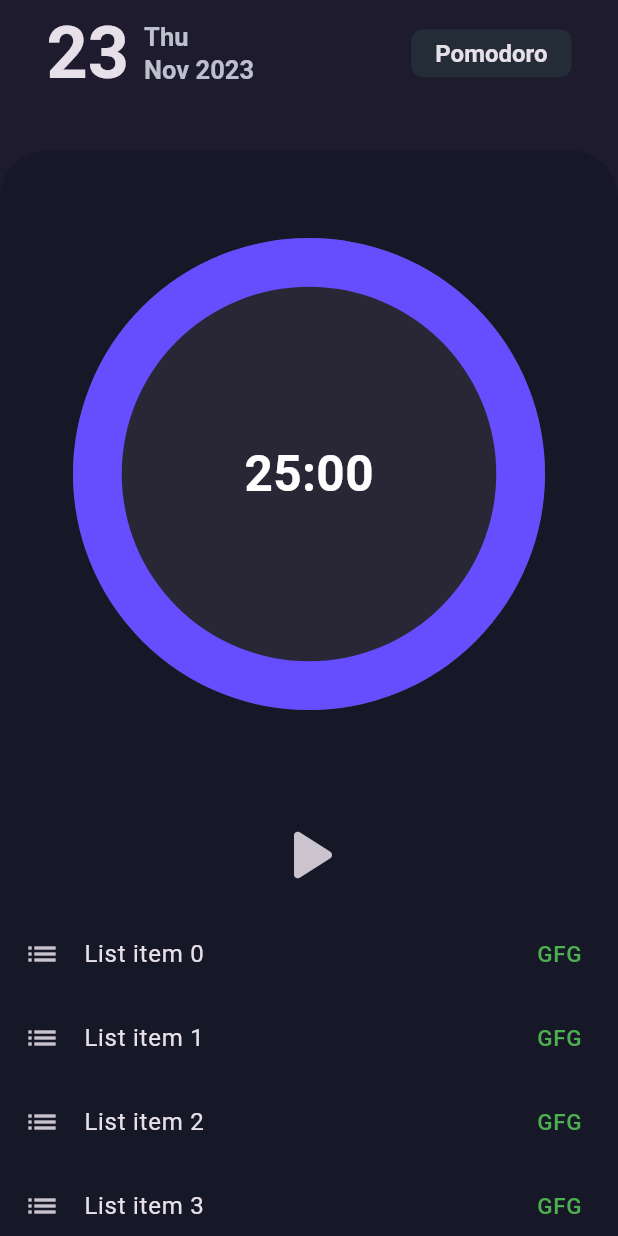
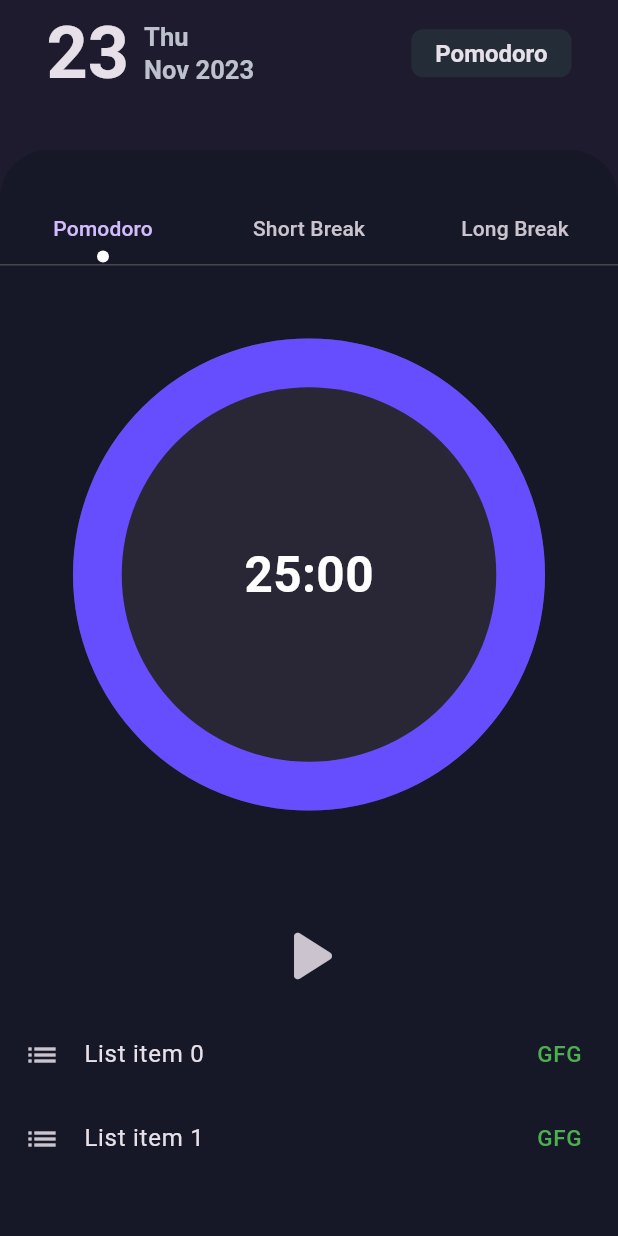
Before and after one commit to aricodeine/pmdr, a Flutter app: the screen it shows after launch, on a phone screen of 412 x 824 dp. Run offline on Flutter 3.47's test engine with Material 3 defaults, Android fonts, the light colour scheme and no system bars; drawn by our look-alikes of circular_countdown_timer; our stand-ins replace bloc, flutter_bloc, gap.

Commit message:
worked on tabbar feature

```diff
--- a/lib/core/constants.dart
+++ b/lib/core/constants.dart
@@ -7,7 +7,7 @@ const kAppColor = Color(0xff1f1b2e);
 const kAppBarSubtextStyle =
     TextStyle(fontSize: 17, color: Color(0xffBCC1CD), fontWeight: FontWeight.w700);
 const kTodaysDateStyle = TextStyle(fontSize: 48, fontWeight: FontWeight.bold);
-const kBackgroundDecoration = const BoxDecoration(
+const kBackgroundDecoration = BoxDecoration(
   color: Color(0xFF171827),
   borderRadius: BorderRadius.only(
     bottomLeft: Radius.circular(0),
--- /dev/null
+++ b/lib/core/widgets/dot_indicator.dart
@@ -0,0 +1,44 @@
+import 'package:flutter/material.dart';
+
+class DotIndicator extends Decoration {
+  const DotIndicator({
+    this.color = Colors.white,
+    this.radius = 4.0,
+  });
+  final Color color;
+  final double radius;
+
+  @override
+  BoxPainter createBoxPainter([VoidCallback? onChanged]) {
+    return _DotPainter(
+      color: color,
+      radius: radius,
+      onChange: onChanged,
+    );
+  }
+}
+
+class _DotPainter extends BoxPainter {
+  _DotPainter({
+    required this.color,
+    required this.radius,
+    VoidCallback? onChange,
+  })  : _paint = Paint()
+          ..color = color
+          ..style = PaintingStyle.fill,
+        super(onChange);
+
+  final Paint _paint;
+  final Color color;
+  final double radius;
+  @override
+  void paint(Canvas canvas, Offset offset, ImageConfiguration configuration) {
+    assert(configuration.size != null);
+    final Rect rect = offset & configuration.size!;
+    canvas.drawCircle(
+      Offset(rect.bottomCenter.dx, rect.bottomCenter.dy - radius - 2),
+      radius,
+      _paint,
+    );
+  }
+}
--- a/lib/main.dart
+++ b/lib/main.dart
@@ -5,6 +5,7 @@ import 'package:pmdr/core/constants.dart';
 import 'package:pmdr/screens/home_screen.dart';
 
 void main() {
+  WidgetsFlutterBinding.ensureInitialized();
   runApp(const MyApp());
 }
 
--- a/lib/screens/home_screen.dart
+++ b/lib/screens/home_screen.dart
@@ -1,13 +1,12 @@
-import 'package:circular_countdown_timer/circular_countdown_timer.dart';
 import 'package:flutter/material.dart';
-import 'package:flutter_bloc/flutter_bloc.dart';
 import 'package:gap/gap.dart';
 import 'package:intl/intl.dart';
-import 'package:pmdr/blocs/timer/bloc/timer_bloc.dart';
 import 'package:pmdr/core/constants.dart';
-import 'package:pmdr/core/utils.dart';
 import 'package:pmdr/core/widgets/app_title.dart';
-import 'package:pmdr/core/widgets/pmdr_timer.dart';
+import 'package:pmdr/core/widgets/dot_indicator.dart';
+import 'package:pmdr/screens/page_views/tabbar_views/longg_break_view.dart';
+import 'package:pmdr/screens/page_views/tabbar_views/pomodoro_view.dart';
+import 'package:pmdr/screens/page_views/tabbar_views/short_break_view.dart';
 
 class HomeScreen extends StatefulWidget {
   const HomeScreen({super.key});
@@ -16,14 +15,21 @@ class HomeScreen extends StatefulWidget {
   State<HomeScreen> createState() => _HomeScreenState();
 }
 
-class _HomeScreenState extends State<HomeScreen> {
+class _HomeScreenState extends State<HomeScreen> with SingleTickerProviderStateMixin {
   final DateTime today = DateTime.now();
-  final CountDownController _controller = CountDownController();
+  late TabController _tabController;
 
   @override
   void initState() {
     super.initState();
-    BlocProvider.of<TimerBloc>(context).add(TimerInitialEvent());
+    // BlocProvider.of<TimerBloc>(context).add(TimerInitialEvent());
+    _tabController = TabController(vsync: this, length: 3);
+  }
+
+  @override
+  void dispose() {
+    _tabController.dispose();
+    super.dispose();
   }
 
   @override
@@ -65,80 +71,33 @@ class _HomeScreenState extends State<HomeScreen> {
         width: deviceSize.width,
         height: deviceSize.height,
         decoration: kBackgroundDecoration,
-        child: SingleChildScrollView(
         child: Column(
           mainAxisAlignment: MainAxisAlignment.center,
           children: [
-              const Gap(10),
-              PmdrTimer(
-                mins: Utilities.currentlySetProfile.numberOfMins,
-                controller: _controller,
+            TabBar(
+                controller: _tabController,
+                indicator: const DotIndicator(),
+                overlayColor: const MaterialStatePropertyAll(Colors.transparent),
+                tabs: const [
+                  Tab(
+                    text: 'Pomodoro',
                   ),
-              const Gap(10),
-              BlocBuilder<TimerBloc, TimerState>(
-                builder: (context, state) {
-                  if (state is TimerStartedState) {
-                    return Row(
-                      mainAxisAlignment: MainAxisAlignment.center,
-                      children: [
-                        IconButton(
-                            onPressed: () {
-                              BlocProvider.of<TimerBloc>(context)
-                                  .add(TimerPauseEvent(controller: _controller));
-                            },
-                            icon: const Icon(
-                              Icons.pause_rounded,
-                              size: 60,
-                            )),
-                        const Gap(20),
-                        IconButton(
-                            onPressed: () {
-                              BlocProvider.of<TimerBloc>(context)
-                                  .add(TimerEndEvent(controller: _controller));
-                            },
-                            icon: const Icon(
-                              Icons.skip_next_rounded,
-                              size: 60,
-                            ))
-                      ],
-                    );
-                  }
-
-                  if (state is TimerPausedState) {
-                    return IconButton(
-                        onPressed: () {
-                          BlocProvider.of<TimerBloc>(context)
-                              .add(TimerResumeEvent(controller: _controller));
-                        },
-                        icon: const Icon(
-                          Icons.play_arrow_rounded,
-                          size: 60,
-                        ));
-                  }
-
-                  return IconButton(
-                    onPressed: () => BlocProvider.of<TimerBloc>(context)
-                        .add(TimerStartEvent(controller: _controller)),
-                    icon: const Icon(Icons.play_arrow_rounded, size: 60),
-                  );
-                },
+                  Tab(
+                    text: 'Short Break',
                   ),
-              ListView.builder(
-                physics: const NeverScrollableScrollPhysics(),
-                shrinkWrap: true,
-                itemCount: 20,
-                itemBuilder: (BuildContext context, int index) {
-                  return ListTile(
-                      leading: const Icon(Icons.list),
-                      trailing: const Text(
-                        "GFG",
-                        style: TextStyle(color: Colors.green, fontSize: 15),
+                  Tab(
+                    text: 'Long Break',
                   ),
-                      title: Text("List item $index"));
-                },
+                ]),
+            SizedBox(
+              height: MediaQuery.of(context).size.height * 0.75,
+              child: TabBarView(controller: _tabController, children: [
+                SingleChildScrollView(child: PomodoroView()),
+                SingleChildScrollView(child: ShortBreakView()),
+                SingleChildScrollView(child: LongBreakView())
+              ]),
             ),
           ],
-          ),
         ),
       ),
     );
--- /dev/null
+++ b/lib/screens/page_views/tabbar_views/pomodoro_view.dart
@@ -0,0 +1,88 @@
+import 'package:circular_countdown_timer/circular_countdown_timer.dart';
+import 'package:flutter/material.dart';
+import 'package:flutter_bloc/flutter_bloc.dart';
+import 'package:gap/gap.dart';
+import 'package:pmdr/blocs/timer/bloc/timer_bloc.dart';
+import 'package:pmdr/core/utils.dart';
+import 'package:pmdr/core/widgets/pmdr_timer.dart';
+
+class PomodoroView extends StatelessWidget {
+  PomodoroView({super.key});
+
+  final CountDownController _controller = CountDownController();
+
+  @override
+  Widget build(BuildContext context) {
+    return Column(
+      children: [
+        PmdrTimer(
+          mins: Utilities.currentlySetProfile.numberOfMins,
+          controller: _controller,
+        ),
+        const Gap(10),
+        BlocBuilder<TimerBloc, TimerState>(
+          builder: (context, state) {
+            if (state is TimerStartedState) {
+              return Row(
+                mainAxisAlignment: MainAxisAlignment.center,
+                children: [
+                  IconButton(
+                      onPressed: () {
+                        BlocProvider.of<TimerBloc>(context)
+                            .add(TimerPauseEvent(controller: _controller));
+                      },
+                      icon: const Icon(
+                        Icons.pause_rounded,
+                        size: 60,
+                      )),
+                  const Gap(20),
+                  IconButton(
+                      onPressed: () {
+                        BlocProvider.of<TimerBloc>(context)
+                            .add(TimerEndEvent(controller: _controller));
+                      },
+                      icon: const Icon(
+                        Icons.skip_next_rounded,
+                        size: 60,
+                      ))
+                ],
+              );
+            }
+
+            if (state is TimerPausedState) {
+              return IconButton(
+                  onPressed: () {
+                    BlocProvider.of<TimerBloc>(context)
+                        .add(TimerResumeEvent(controller: _controller));
+                  },
+                  icon: const Icon(
+                    Icons.play_arrow_rounded,
+                    size: 60,
+                  ));
+            }
+
+            return IconButton(
+              onPressed: () =>
+                  BlocProvider.of<TimerBloc>(context).add(TimerStartEvent(controller: _controller)),
+              icon: const Icon(Icons.play_arrow_rounded, size: 60),
+            );
+          },
+        ),
+        ListView.builder(
+          physics: const NeverScrollableScrollPhysics(),
+          shrinkWrap: true,
+          itemCount: 20,
+          itemBuilder: (BuildContext context, int index) {
+            return ListTile(
+                leading: const Icon(Icons.list),
+                trailing: const Text(
+                  "GFG",
+                  style: TextStyle(color: Colors.green, fontSize: 15),
+                ),
+                title: Text("List item $index"));
+          },
+        ),
+      ],
+    );
+  }
+}
```
Also changed, not shown: lib/screens/page_views/tabbar_views/longg_break_view.dart (added, +74 -0 lines), lib/screens/page_views/tabbar_views/short_break_view.dart (added, +74 -0 lines), 1 other file. Lines whose indentation alone changed are shown as unchanged.
